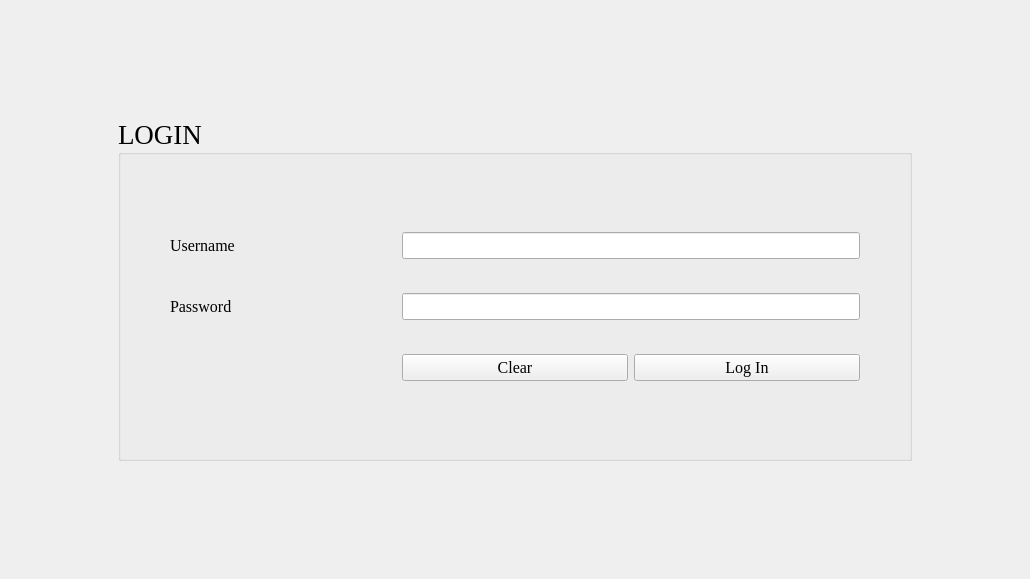
This is BulkClub/mainwindow.ui in josharaedwards/CS1C-Project-2 as Qt 5 draws it before an edit. The edited form follows.
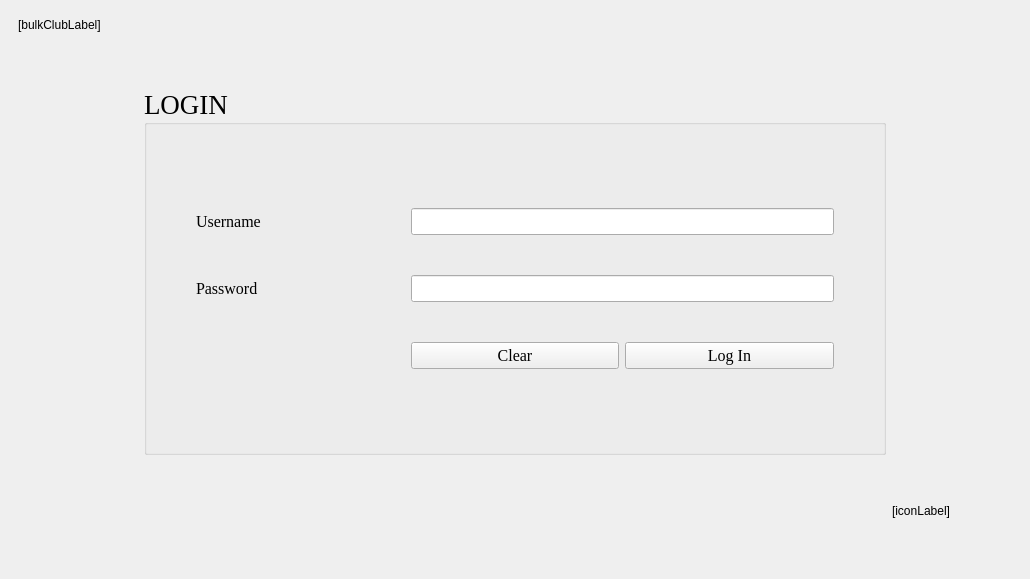
This is the edited form. The open tabs and pages were chosen to show the change.

Patch:
```diff
--- a/BulkClub/mainwindow.ui
+++ b/BulkClub/mainwindow.ui
@@ -944,23 +944,7 @@
       </widget>
       <widget class="QWidget" name="loginPage">
        <layout class="QGridLayout" name="gridLayout_5">
-        <item row="2" column="1">
-         <spacer name="verticalSpacer_3">
-          <property name="orientation">
-           <enum>Qt::Vertical</enum>
-          </property>
-          <property name="sizeType">
-           <enum>QSizePolicy::Maximum</enum>
-          </property>
-          <property name="sizeHint" stdset="0">
-           <size>
-            <width>20</width>
-            <height>100</height>
-           </size>
-          </property>
-         </spacer>
-        </item>
-        <item row="1" column="2">
+        <item row="2" column="2">
          <spacer name="horizontalSpacer_4">
           <property name="orientation">
            <enum>Qt::Horizontal</enum>
@@ -970,13 +954,48 @@
           </property>
           <property name="sizeHint" stdset="0">
            <size>
-            <width>100</width>
+            <width>120</width>
             <height>20</height>
            </size>
           </property>
          </spacer>
         </item>
-        <item row="0" column="1">
+        <item row="3" column="1">
+         <spacer name="verticalSpacer_3">
+          <property name="orientation">
+           <enum>Qt::Vertical</enum>
+          </property>
+          <property name="sizeType">
+           <enum>QSizePolicy::Maximum</enum>
+          </property>
+          <property name="sizeHint" stdset="0">
+           <size>
+            <width>20</width>
+            <height>100</height>
+           </size>
+          </property>
+         </spacer>
+        </item>
+        <item row="3" column="2">
+         <widget class="QLabel" name="logoLabel">
+          <property name="sizePolicy">
+           <sizepolicy hsizetype="Maximum" vsizetype="Maximum">
+            <horstretch>0</horstretch>
+            <verstretch>0</verstretch>
+           </sizepolicy>
+          </property>
+          <property name="maximumSize">
+           <size>
+            <width>120</width>
+            <height>16777215</height>
+           </size>
+          </property>
+          <property name="text">
+           <string>[iconLabel]</string>
+          </property>
+         </widget>
+        </item>
+        <item row="1" column="1">
          <spacer name="verticalSpacer_4">
           <property name="orientation">
            <enum>Qt::Vertical</enum>
@@ -987,12 +1006,12 @@
           <property name="sizeHint" stdset="0">
            <size>
             <width>20</width>
-            <height>100</height>
+            <height>50</height>
            </size>
           </property>
          </spacer>
         </item>
-        <item row="1" column="1">
+        <item row="2" column="1">
          <widget class="QGroupBox" name="groupBox">
           <property name="font">
            <font>
@@ -1173,7 +1192,7 @@
           </layout>
          </widget>
         </item>
-        <item row="1" column="0">
+        <item row="2" column="0">
          <spacer name="horizontalSpacer_3">
           <property name="orientation">
            <enum>Qt::Horizontal</enum>
@@ -1183,12 +1202,25 @@
           </property>
           <property name="sizeHint" stdset="0">
            <size>
-            <width>100</width>
+            <width>120</width>
             <height>20</height>
            </size>
           </property>
          </spacer>
         </item>
+        <item row="0" column="0" colspan="2">
+         <widget class="QLabel" name="BulkClubProLabel">
+          <property name="sizePolicy">
+           <sizepolicy hsizetype="Preferred" vsizetype="Maximum">
+            <horstretch>0</horstretch>
+            <verstretch>0</verstretch>
+           </sizepolicy>
+          </property>
+          <property name="text">
+           <string>[bulkClubLabel]</string>
+          </property>
+         </widget>
+        </item>
        </layout>
       </widget>
      </widget>
```
Left out of the diff: 60 changed lines with no effect on the pictures.
